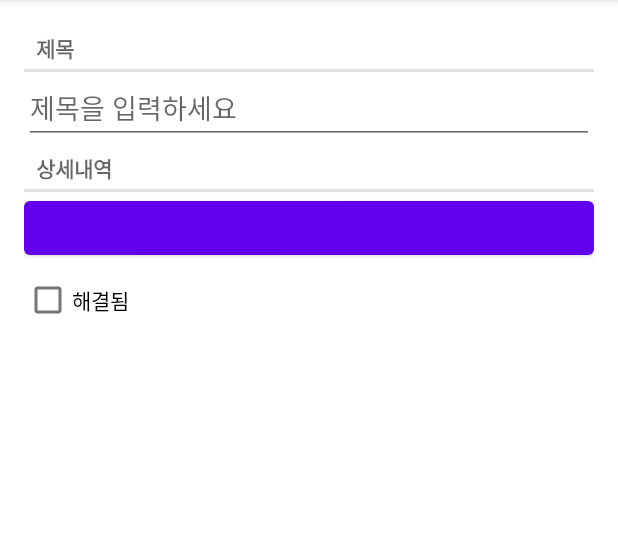
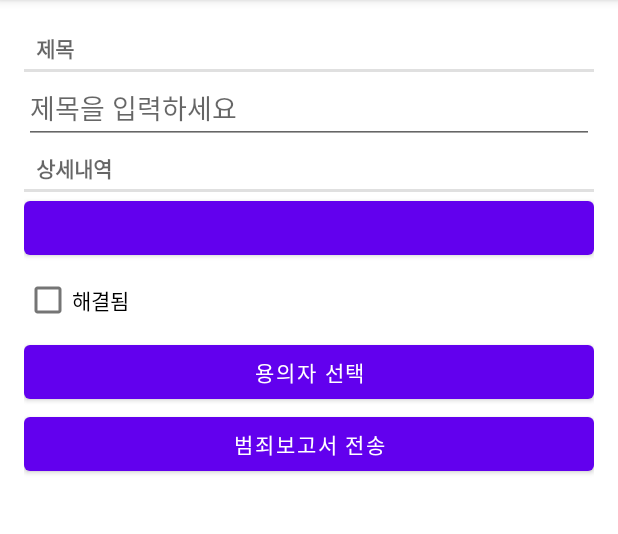
Before and after one commit to byLatte/CriminalIntent, an Android app: the screen it shows after launch (MainActivity), after a tap on "새로운 범죄", on a phone screen of 412 x 824 dp, the part 84-618 px from its top. Run offline under Robolectric (Android 15) with nearby library versions, the phone set to English and light mode, and no system bars; our stand-ins replace Room's generated code; 1 statement that could not run was skipped.

Commit message:
intent 기능 추가

```diff
--- a/app/src/main/java/com/latte/crime/Crime.kt
+++ b/app/src/main/java/com/latte/crime/Crime.kt
@@ -5,7 +5,10 @@ import androidx.room.PrimaryKey
 import java.util.*
 
 @Entity
-data class Crime (@PrimaryKey var id: UUID = UUID.randomUUID(),
-                  var title: String = "",
-                  var date: Date = Date(),
-                  var isSolved: Boolean = false)
+data class Crime (
+    @PrimaryKey var id: UUID = UUID.randomUUID(),
+    var title: String = "",
+    var date: Date = Date(),
+    var isSolved: Boolean = false,
+    var suspect: String = ""
+)
--- a/app/src/main/java/com/latte/crime/CrimeFragment.kt
+++ b/app/src/main/java/com/latte/crime/CrimeFragment.kt
@@ -1,8 +1,11 @@
 package com.latte.crime
 
+import android.content.Intent
 import android.os.Bundle
+import android.provider.ContactsContract
 import android.text.Editable
 import android.text.TextWatcher
+import android.text.format.DateFormat
 import android.view.LayoutInflater
 import android.view.View
 import android.view.ViewGroup
@@ -17,7 +20,11 @@ import java.util.*
 
 private const val ARG_CRIME_ID = "crime_id"
 private const val DIALOG_DATE = "dialogDate"
+private const val DATE_FORMAT = "yyyy년 M월 d일 H시 m분, E요일"
+
 private const val REQUEST_DATE = 0
+private const val REQUEST_CONTACT = 1
+
 // 디테일 뷰
 class CrimeFragment: Fragment(), DatePickerFragment.Callbacks{
 
@@ -25,6 +32,8 @@ class CrimeFragment: Fragment(), DatePickerFragment.Callbacks{
     private lateinit var titleField: EditText
     private lateinit var dateButton: Button
     private lateinit var solvedCheckBox: CheckBox
+    private lateinit var reportButton: Button
+    private lateinit var suspectButton: Button
 
     private val crimeDetailViewModel: CrimeDetailViewModel by lazy{
         ViewModelProvider(this).get(CrimeDetailViewModel::class.java)
@@ -47,8 +56,10 @@ class CrimeFragment: Fragment(), DatePickerFragment.Callbacks{
         val view = inflater.inflate(R.layout.fragment_crime,container,false)
 
         titleField = view.findViewById(R.id.crime_title) as EditText // EditText 로 변환
-        dateButton = view.findViewById(R.id.crime_date) as Button // EditText 로 변환
+        dateButton = view.findViewById(R.id.crime_date) as Button
         solvedCheckBox = view.findViewById(R.id.crime_solved) as CheckBox
+        reportButton = view.findViewById(R.id.crime_report) as Button
+        suspectButton = view.findViewById(R.id.crime_suspect) as Button
 
 //        dateButton.apply {
 //            text = crime.date.toString()
@@ -76,6 +87,10 @@ class CrimeFragment: Fragment(), DatePickerFragment.Callbacks{
         solvedCheckBox.apply{
             isChecked = crime.isSolved
             jumpDrawablesToCurrentState() //check 애니메이션 생략
+        }
+
+        if(crime.suspect.isNotEmpty()){
+            suspectButton.text = crime.suspect
         }
     }
 
@@ -110,6 +125,25 @@ class CrimeFragment: Fragment(), DatePickerFragment.Callbacks{
                 show(this@CrimeFragment.getParentFragmentManager(), DIALOG_DATE)
             }
         }
+
+        reportButton.setOnClickListener{
+            Intent(Intent.ACTION_SEND).apply {
+                type="text/plain"
+                putExtra(Intent.EXTRA_TEXT, getCrimeReport())
+                putExtra(Intent.EXTRA_SUBJECT, getString(R.string.crime_report_subject))
+            }.also { intent ->
+                val chooserIntent = Intent.createChooser(intent, getString(R.string.send_report))
+                startActivity(chooserIntent)
+            }
+        }
+
+        suspectButton.apply{
+            //연락처 요청청
+            val pickContactIntent = Intent(Intent.ACTION_PICK, ContactsContract.Contacts.CONTENT_URI)
+            setOnClickListener {
+                startActivityForResult(pickContactIntent, REQUEST_CONTACT)
+            }
+        }
     }
 
     override fun onStop() {
@@ -120,6 +154,22 @@ class CrimeFragment: Fragment(), DatePickerFragment.Callbacks{
     override fun onDateSelected(date: Date) {
         crime.date = date
         updateUI()
+    }
+
+    private fun getCrimeReport(): String{
+        val solvedString = if(crime.isSolved){
+            getString(R.string.crime_report_solved)
+        }else{
+            getString(R.string.crime_report_unsolved)
+        }
+        val dateString = DateFormat.format(DATE_FORMAT, crime.date).toString()
+        val suspect = if(crime.suspect.isBlank()){
+            getString(R.string.crime_report_no_suspect)
+        }else{
+            getString(R.string.crime_report_suspect)
+        }
+
+        return getString(R.string.crime_report, crime.title, dateString, solvedString, suspect)
     }
 
 
--- a/app/src/main/java/com/latte/crime/database/CrimeDatabase.kt
+++ b/app/src/main/java/com/latte/crime/database/CrimeDatabase.kt
@@ -3,11 +3,21 @@ package com.latte.crime.database
 import androidx.room.Database
 import androidx.room.RoomDatabase
 import androidx.room.TypeConverters
+import androidx.room.migration.Migration
+import androidx.sqlite.db.SupportSQLiteDatabase
 import com.latte.crime.Crime
 
-@Database(entities = [Crime::class], version = 1)
+@Database(entities = [Crime::class], version = 2) // crime 테이블 변경하면서 버전업.
 @TypeConverters(CrimeTypeConverters::class) //타입변환기
 abstract class CrimeDatabase: RoomDatabase() {
 
     abstract fun crimeDao(): CrimeDao
 }
+
+val migration_1_2 = object : Migration(1,2){ // 업데이트 전 버전, 업데이트 할 버전
+    override fun migrate(database: SupportSQLiteDatabase) {
+        database.execSQL(
+            "ALTER TABLE Crime ADD COLUMN suspect TEXT NOT NULL DEFAULT '' "
+        )
+    }
+}
--- a/app/src/main/java/com/latte/crime/database/CrimeRepository.kt
+++ b/app/src/main/java/com/latte/crime/database/CrimeRepository.kt
@@ -18,7 +18,8 @@ class CrimeRepository private constructor(context: Context){
         context.applicationContext,
         CrimeDatabase::class.java,
         DATABASE_NAME
-    ).build()
+//    ).build()
+    ).addMigrations(migration_1_2).build() // 2버전 빌드
 
     private val crimeDao = database.crimeDao()
     private val executor = Executors.newSingleThreadExecutor()
--- a/app/src/main/res/layout/fragment_crime.xml
+++ b/app/src/main/res/layout/fragment_crime.xml
@@ -33,5 +33,15 @@
         android:layout_width="match_parent"
         android:layout_height="wrap_content"
         android:text="@string/crime_solved_label"/>
+    <Button
+        android:id="@+id/crime_suspect"
+        android:layout_width="match_parent"
+        android:layout_height="wrap_content"
+        android:text="@string/crime_suspect_text"/>
+    <Button
+        android:id="@+id/crime_report"
+        android:layout_width="match_parent"
+        android:layout_height="wrap_content"
+        android:text="@string/crime_report_text"/>
 
 </LinearLayout>
--- a/app/src/main/res/values/strings.xml
+++ b/app/src/main/res/values/strings.xml
@@ -5,4 +5,16 @@
     <string name="crime_details_label">상세내역</string>
     <string name="crime_solved_label">해결됨</string>
     <string name="new_crime">새로운 범죄</string>
+    <string name="crime_suspect_text">용의자 선택</string>
+    <string name="crime_report_text">범죄보고서 전송</string>
+
+    <string name="crime_report">%1$s!
+        이 범죄가 발견된 날짜는 %2$s. %3$s, 그리고 %4$s
+    </string>
+    <string name="crime_report_solved">이 건은 해결되었음</string>
+    <string name="crime_report_unsolved">이 건은 미해결임</string>
+    <string name="crime_report_no_suspect">용의자가 없음</string>
+    <string name="crime_report_suspect">용의자는 %s.</string>
+    <string name="crime_report_subject">CriminalIntent 범죄 보고서</string>
+    <string name="send_report">범죄 보고서 전송</string>
 </resources>
```
